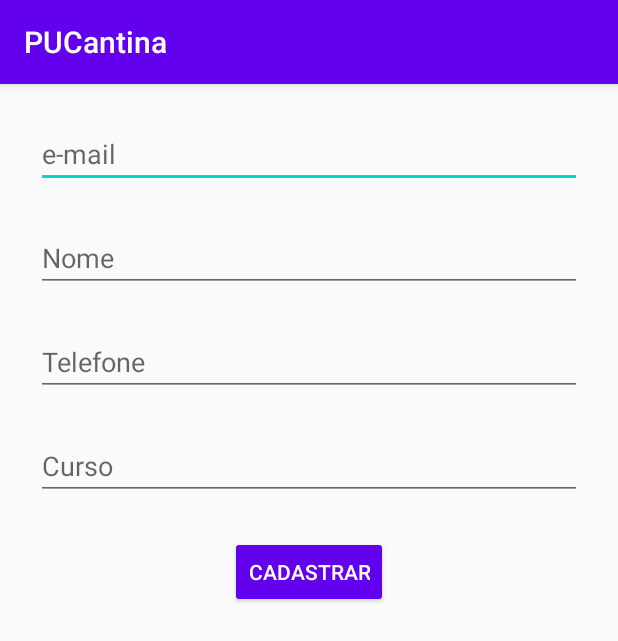
After one commit to plagesribeiro/PUCantina, an Android app: the Crud_Usuario screen opened directly, with no data from a screen before it, on a phone screen of 412 x 824 dp. The commit adds this screen. Shown: the top 641 px of the screen. Run offline under Robolectric (Android 15) with nearby library versions, the light colour scheme and no system bars; our stand-ins replace Firebase (no records; nobody signed in at launch, a user with empty details on screens opened directly).

Commit message:
CRUD_Usuario

```diff
--- a/app/src/main/AndroidManifest.xml
+++ b/app/src/main/AndroidManifest.xml
@@ -9,6 +9,7 @@
         android:roundIcon="@mipmap/ic_launcher_round"
         android:supportsRtl="true"
         android:theme="@style/AppTheme">
+        <activity android:name=".Crud_Usuario"></activity>
         <activity android:name=".MainActivity">
             <intent-filter>
                 <action android:name="android.intent.action.MAIN" />
--- /dev/null
+++ b/app/src/main/java/com/plagesribeiro/pucantina/Crud_Usuario.java
@@ -0,0 +1,54 @@
+package com.plagesribeiro.pucantina;
+
+import androidx.appcompat.app.AppCompatActivity;
+
+import android.os.Bundle;
+import android.view.View;
+import android.widget.Button;
+import android.widget.EditText;
+
+import com.google.firebase.database.DatabaseReference;
+import com.google.firebase.database.FirebaseDatabase;
+
+public class Crud_Usuario extends AppCompatActivity {
+    private EditText edtEmail, edtNome, edtTelefone, edtCurso;
+    private Button btnCadastrar;
+
+    private DatabaseReference banco = FirebaseDatabase.getInstance().getReference();
+    private DatabaseReference usuarioBanco = banco.child("Usuarios");
+
+    @Override
+    protected void onCreate(Bundle savedInstanceState) {
+        super.onCreate(savedInstanceState);
+        setContentView(R.layout.activity_crud_usuario);
+
+        edtEmail = findViewById(R.id.email_id);
+        edtNome = findViewById(R.id.nome_id);
+        edtTelefone = findViewById(R.id.telefone_id);
+        edtCurso = findViewById(R.id.curso_id);
+        btnCadastrar = findViewById(R.id.button_cadastrar_id);
+
+        btnCadastrar.setOnClickListener(new View.OnClickListener() {
+            @Override
+            public void onClick(View v) {
+                String email = edtEmail.getText().toString();
+                String nome = edtNome.getText().toString();
+                String telefone = edtTelefone.getText().toString();
+                String curso = edtCurso.getText().toString();
+
+                if ((email != "" && nome != "" && telefone != "" && curso != "")) {
+                    Usuario usuario = new Usuario();
+                    usuario.setEmail(email);
+                    usuario.setNome(nome);
+                    usuario.setTelefone(telefone);
+                    usuario.setCurso(curso);
+
+                    //cadastrarUsuario(usuario);
+                }
+            }
+        });
+    }
+
+
+
+}
--- a/app/src/main/java/com/plagesribeiro/pucantina/MainActivity.java
+++ b/app/src/main/java/com/plagesribeiro/pucantina/MainActivity.java
@@ -15,7 +15,6 @@ public class MainActivity extends AppCompatActivity {
     protected void onCreate(Bundle savedInstanceState) {
         super.onCreate(savedInstanceState);
         setContentView(R.layout.activity_main);
-        databaseReference.child("Cliente").child("3").child("Nome").setValue("ze");
-        databaseReference.child("Cliente").child("3").child("Email").setValue("ze@email.com");
+
     }
 }
--- /dev/null
+++ b/app/src/main/res/layout/activity_crud_usuario.xml
@@ -0,0 +1,83 @@
+<?xml version="1.0" encoding="utf-8"?>
+<androidx.constraintlayout.widget.ConstraintLayout xmlns:android="http://schemas.android.com/apk/res/android"
+    xmlns:app="http://schemas.android.com/apk/res-auto"
+    xmlns:tools="http://schemas.android.com/tools"
+    android:layout_width="match_parent"
+    android:layout_height="match_parent"
+    tools:context=".Crud_Usuario">
+
+    <EditText
+        android:id="@+id/email_id"
+        android:layout_width="0dp"
+        android:layout_height="wrap_content"
+        android:layout_marginStart="24dp"
+        android:layout_marginTop="24dp"
+        android:layout_marginEnd="24dp"
+        android:autofillHints=""
+        android:ems="10"
+        android:hint="@string/email"
+        android:inputType="textPersonName|textEmailAddress"
+        app:layout_constraintEnd_toEndOf="parent"
+        app:layout_constraintStart_toStartOf="parent"
+        app:layout_constraintTop_toTopOf="parent" />
+
+    <EditText
+        android:id="@+id/nome_id"
+        android:layout_width="0dp"
+        android:layout_height="wrap_content"
+        android:layout_marginStart="24dp"
+        android:layout_marginTop="24dp"
+        android:layout_marginEnd="24dp"
+        android:ems="10"
+        android:hint="@string/nome"
+        android:inputType="textPersonName"
+        app:layout_constraintEnd_toEndOf="parent"
+        app:layout_constraintStart_toStartOf="parent"
+        app:layout_constraintTop_toBottomOf="@+id/email_id"
+        android:autofillHints="" />
+
+    <EditText
+        android:id="@+id/telefone_id"
+        android:layout_width="0dp"
+        android:layout_height="wrap_content"
+        android:layout_marginStart="24dp"
+        android:layout_marginTop="24dp"
+        android:layout_marginEnd="24dp"
+        android:ems="10"
+        android:hint="@string/telefone"
+        android:inputType="phone"
+        app:layout_constraintEnd_toEndOf="parent"
+        app:layout_constraintStart_toStartOf="parent"
+        app:layout_constraintTop_toBottomOf="@+id/nome_id"
+        android:autofillHints="" />
+
+    <EditText
+        android:id="@+id/curso_id"
+        android:layout_width="0dp"
+        android:layout_height="wrap_content"
+        android:layout_marginStart="24dp"
+        android:layout_marginTop="24dp"
+        android:layout_marginEnd="24dp"
+        android:ems="10"
+        android:hint="@string/curso"
+        android:inputType="textPersonName"
+        app:layout_constraintEnd_toEndOf="parent"
+        app:layout_constraintStart_toStartOf="parent"
+        app:layout_constraintTop_toBottomOf="@+id/telefone_id"
+        android:autofillHints="" />
+
+    <Button
+        android:id="@+id/button_cadastrar_id"
+        android:layout_width="wrap_content"
+        android:layout_height="wrap_content"
+        android:layout_marginStart="24dp"
+        android:layout_marginTop="24dp"
+        android:layout_marginEnd="24dp"
+        android:backgroundTint="#6200EE"
+        android:text="@string/cadastrar"
+        android:textColor="#FFFFFF"
+        app:layout_constraintEnd_toEndOf="parent"
+        app:layout_constraintStart_toStartOf="parent"
+        app:layout_constraintTop_toBottomOf="@+id/curso_id" />
+
+</androidx.constraintlayout.widget.ConstraintLayout>
--- a/app/src/main/res/values/strings.xml
+++ b/app/src/main/res/values/strings.xml
@@ -1,3 +1,8 @@
 <resources>
     <string name="app_name">PUCantina</string>
+    <string name="email">e-mail</string>
+    <string name="nome">Nome</string>
+    <string name="telefone">Telefone</string>
+    <string name="curso">Curso</string>
+    <string name="cadastrar">Cadastrar</string>
 </resources>
```
